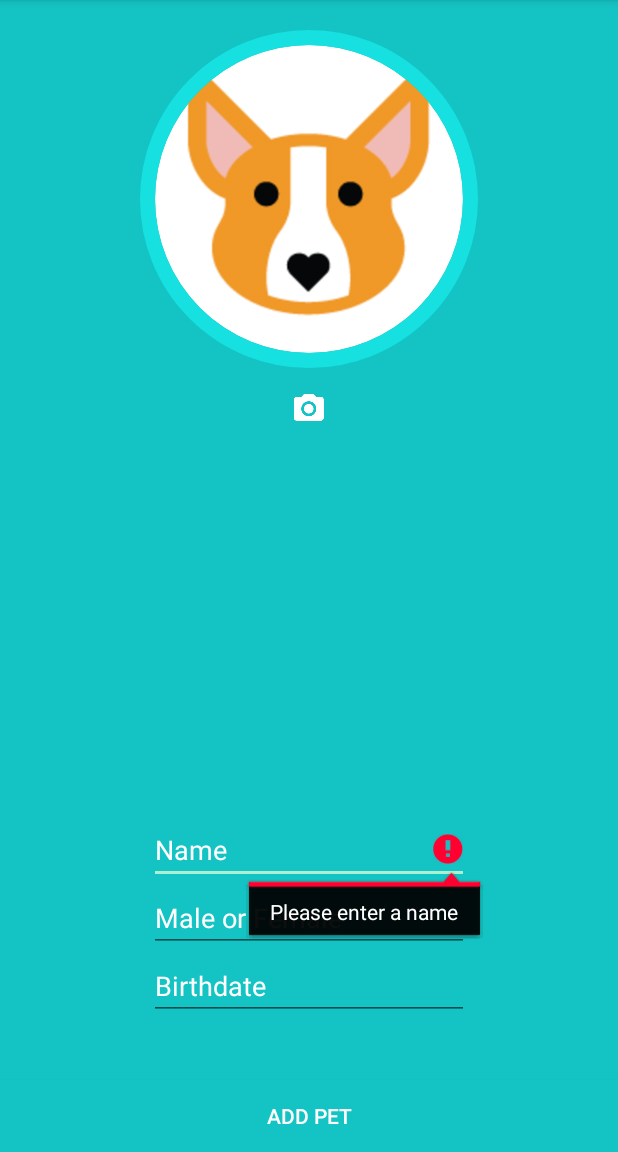
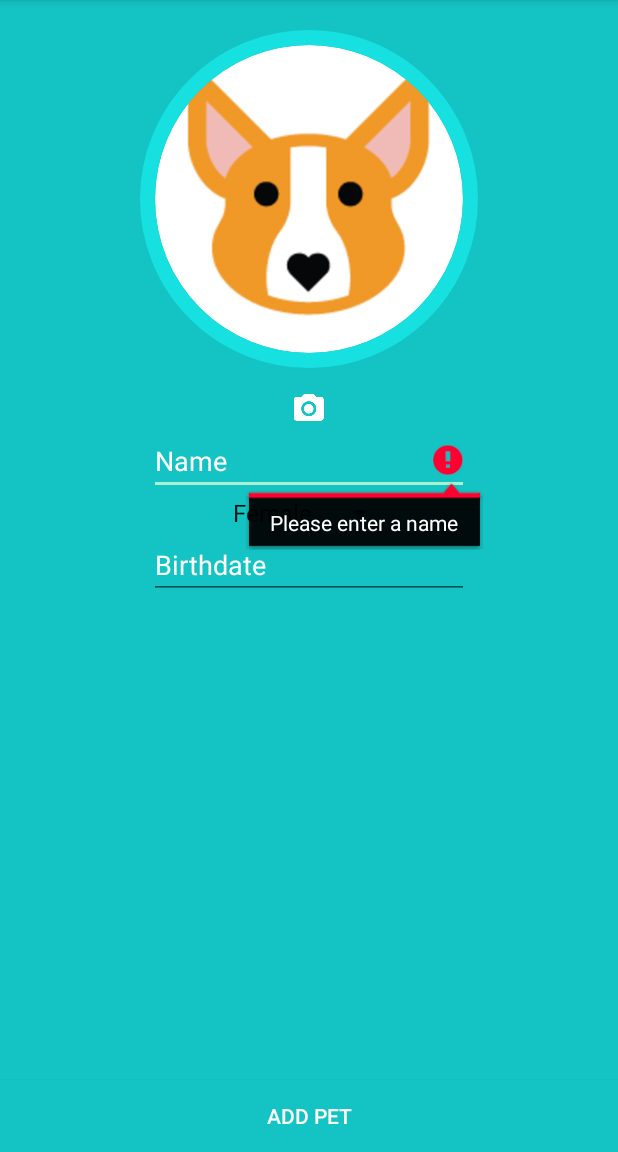
Before and after one commit to joannasaerom/Keepet, an Android app: the NewPetActivity screen opened directly, with no data from a screen before it, after a tap on "ADD PET", on a phone screen of 412 x 824 dp, the part 84-1236 px from its top. Run offline under Robolectric (Android 15) with nearby library versions, the phone set to English and light mode, and no system bars; our stand-ins replace ButterKnife, Firebase (no records; nobody signed in at launch, a user with empty details on screens opened directly); libraries missing offline, so code that uses them is left out: com.mikhaellopez.circularimageview; plain views replace CircularImageView.

Commit message:
Change gender field in new pet activity to a spinner

```diff
--- a/app/src/main/java/com/epicodus/pettracker/ui/NewPetActivity.java
+++ b/app/src/main/java/com/epicodus/pettracker/ui/NewPetActivity.java
@@ -1,15 +1,18 @@
 package com.epicodus.pettracker.ui;
 
 import android.content.Intent;
+import android.content.res.Resources;
 import android.graphics.Bitmap;
 import android.provider.MediaStore;
 import android.support.v7.app.AppCompatActivity;
 import android.os.Bundle;
 import android.util.Base64;
 import android.view.View;
+import android.widget.ArrayAdapter;
 import android.widget.Button;
 import android.widget.EditText;
 import android.widget.ImageView;
+import android.widget.Spinner;
 import android.widget.Toast;
 
 import com.epicodus.pettracker.Constants;
@@ -33,7 +36,7 @@ import butterknife.ButterKnife;
 public class NewPetActivity extends AppCompatActivity implements View.OnClickListener {
     @Bind(R.id.petName) EditText mPetName;
     @Bind(R.id.birthDate) EditText mBirthdate;
-    @Bind(R.id.gender) EditText mGender;
+    @Bind(R.id.gender) Spinner mGender;
     @Bind(R.id.addPet) Button mAddPet;
     @Bind(R.id.cameraIcon) ImageView mCameraIcon;
     @Bind(R.id.circularImageView) CircularImageView mCircularImage;
@@ -41,6 +44,7 @@ public class NewPetActivity extends AppCompatActivity implements View.OnClickLis
     private static final int REQUEST_IMAGE_CAPTURE = 111;
     private Bitmap imageBitmap;
     private String imageUrl;
+    private String[] gender;
 
     @Override
     protected void onCreate(Bundle savedInstanceState) {
@@ -52,6 +56,11 @@ public class NewPetActivity extends AppCompatActivity implements View.OnClickLis
         mAddPet.setOnClickListener(this);
         mCameraIcon.setOnClickListener(this);
 
+        Resources res = getResources();
+        gender = res.getStringArray(R.array.gender);
+        ArrayAdapter<String> mAdapter = new ArrayAdapter<String>(NewPetActivity.this, android.R.layout.simple_spinner_item, gender);
+        mGender.setAdapter(mAdapter);
+
     }
 
     @Override
@@ -59,7 +68,7 @@ public class NewPetActivity extends AppCompatActivity implements View.OnClickLis
         if (v == mAddPet){
             String name = mPetName.getText().toString();
             String birthDateText = mBirthdate.getText().toString();
-            String gender = mGender.getText().toString();
+            String gender = mGender.getSelectedItem().toString();
 
             if (name.equals("")){
                 mPetName.setError("Please enter a name");
@@ -69,10 +78,7 @@ public class NewPetActivity extends AppCompatActivity implements View.OnClickLis
                 mBirthdate.setError("Please enter your pet's date of birth");
                 return;
             }
-            if (gender.equals("")){
-                mGender.setError("Please specify your pet's gender");
-                return;
-            }
+
 
             DateFormat df = new SimpleDateFormat("mm/dd/yyyy");
             Date birthDate = new Date();
--- a/app/src/main/res/layout/activity_new_pet.xml
+++ b/app/src/main/res/layout/activity_new_pet.xml
@@ -38,19 +38,16 @@
         android:hint="Name"
         android:ems="10"
         android:id="@+id/petName"
-        android:layout_above="@+id/gender"
+        android:layout_below="@+id/cameraIcon"
         android:layout_centerHorizontal="true" />
 
-    <EditText
+    <Spinner
         android:layout_width="wrap_content"
         android:layout_height="wrap_content"
-        android:inputType="textPersonName"
-        android:hint="Male or Female"
-        android:textColorHint="@color/colorText"
-        android:ems="10"
         android:id="@+id/gender"
+        android:layout_below="@+id/petName"
         android:layout_centerHorizontal="true"
-        android:layout_above="@+id/birthDate" />
+       />
 
     <EditText
         android:layout_width="wrap_content"
@@ -60,10 +57,8 @@
         android:hint="Birthdate"
         android:ems="10"
         android:id="@+id/birthDate"
-        android:layout_marginBottom="40dp"
         android:layout_centerHorizontal="true"
-        android:layout_above="@+id/addPet"
-        android:layout_alignStart="@+id/gender" />
+        android:layout_below="@+id/gender"/>
 
     <Button
         android:text="Add Pet"
--- a/app/src/main/res/values/strings.xml
+++ b/app/src/main/res/values/strings.xml
@@ -2,8 +2,8 @@
     <string name="app_name">Keepet</string>
     <string name="title_activity_medication">MedicationActivity</string>
 
-    <string-array name="weight">
-        <item>lb</item>
-        <item>kg</item>
+    <string-array name="gender">
+        <item>Female</item>
+        <item>Male</item>
     </string-array>
 </resources>
```
Also changed, not shown: app/src/main/java/com/epicodus/pettracker/ui/WeightActivity.java (+0 -7 lines), app/src/main/res/layout/activity_weight.xml (+1 -6 lines), app/src/main/res/values/gender.xml (deleted, +0 -7 lines).
